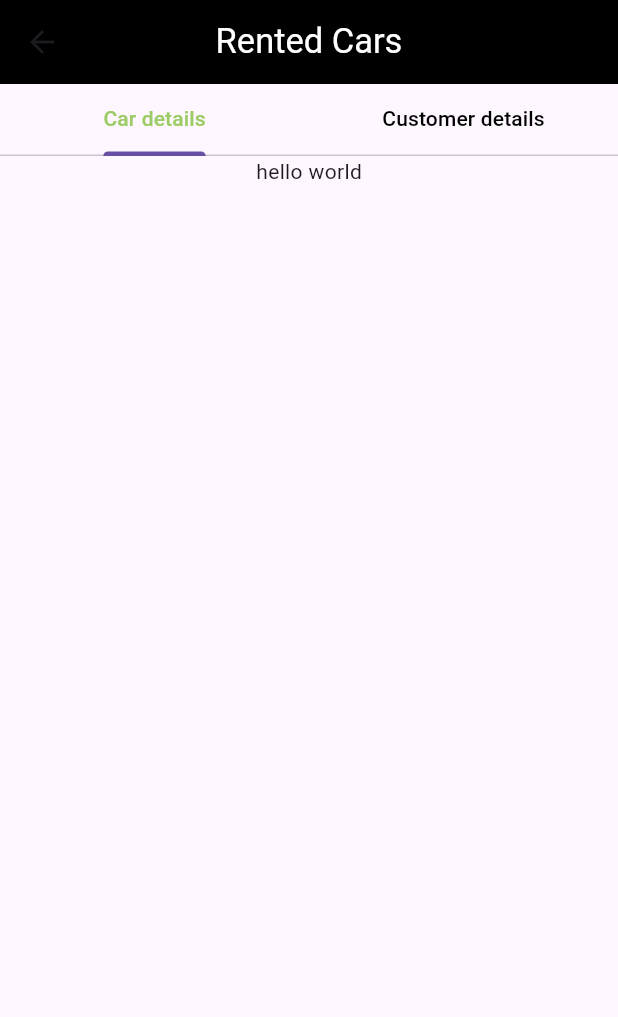
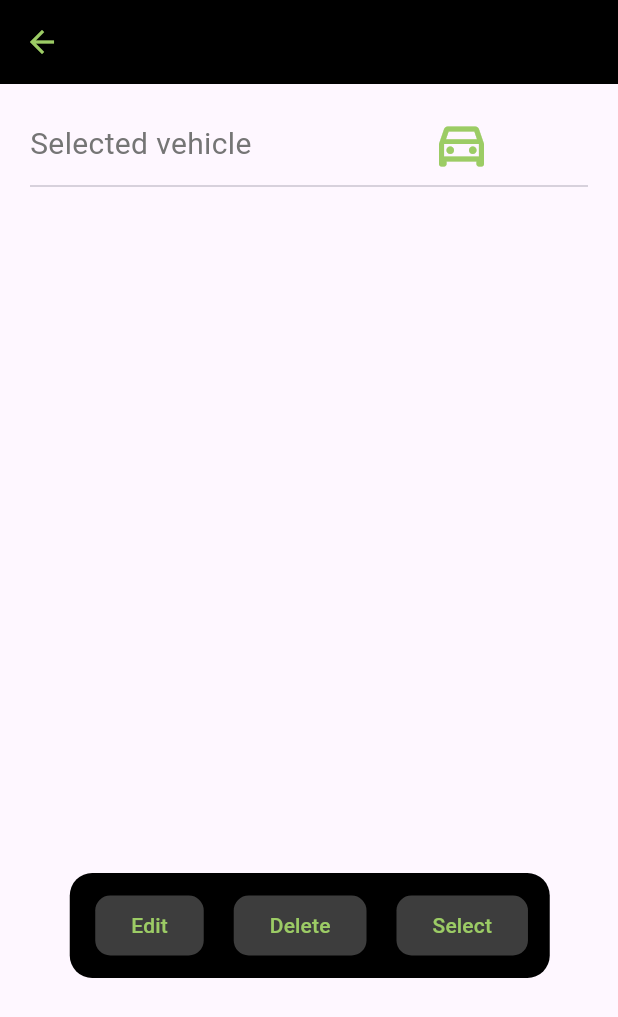
Before and after one commit to RifathKomath/car-rental-app, a Flutter app: the screen it shows after launch, after a tap on the "notifications" icon, on a phone screen of 412 x 824 dp. Shown: the top 1017 px of the screen. Run offline on Flutter 3.47's test engine with Material 3 defaults, Android fonts, the phone set to English and light mode, and no system bars.

Commit message:
updated code 30-03-2024

```diff
--- /dev/null
+++ b/lib/screens/car_details.dart
@@ -0,0 +1,80 @@
+import 'package:flutter/cupertino.dart';
+import 'package:flutter/material.dart';
+
+class Car_details extends StatelessWidget {
+  const Car_details({super.key});
+
+  @override
+  Widget build(BuildContext context) {
+    return Scaffold(
+      appBar: AppBar(
+        backgroundColor: Colors.black,
+        iconTheme: IconThemeData(color: Colors.lightGreen[400]),
+      ),
+      body: SafeArea(
+        child: SingleChildScrollView(
+          child: Column(
+            children: [
+              Row(
+            children: [
+              Padding(
+                padding: const EdgeInsets.only(top: 20,left: 20),
+                child: Text('Selected vehicle',style: TextStyle(fontSize: 20,color:Colors.grey[600]),),
+              ),
+               SizedBox(width: 100,),
+                Padding(
+                  padding: const EdgeInsets.only(top: 20,left: 20),
+                  child: Icon(Icons.directions_car_outlined,color: Colors.lightGreen[400],size: 40,),
+                )
+            ],
+          ),
+          Padding(
+            padding: const EdgeInsets.only(left: 20,right: 20),
+            child: Divider(),
+          ),
+
+
+              SizedBox(height: 450,),
+
+
+            // Buttons>>>>>>>>>>>>>>>>>>>>>>>>>>>>>
+
+               Padding(
+                 padding: const EdgeInsets.only(left: 1),
+                 child: Container(
+                    decoration: BoxDecoration(color: Colors.black,borderRadius: BorderRadius.circular(15)),
+                    width: 320,
+                    height: 70,
+                    child: Padding(
+                      padding: const EdgeInsets.only(left: 17),
+                      child: Row(
+                        children: [
+                          ElevatedButton(onPressed: (){
+
+                          }, child: Text('Edit',style: TextStyle(color: Colors.lightGreen[400]),),style: ButtonStyle(shape:MaterialStatePropertyAll(RoundedRectangleBorder(borderRadius: BorderRadius.circular(10))),backgroundColor: MaterialStatePropertyAll(Colors.white24)),),
+
+                          SizedBox(width: 20,),
+
+                          ElevatedButton(onPressed: (){
+
+                          }, child: Text('Delete',style: TextStyle(color: Colors.lightGreen[400]),),style: ButtonStyle(shape:MaterialStatePropertyAll(RoundedRectangleBorder(borderRadius: BorderRadius.circular(10))),backgroundColor: MaterialStatePropertyAll(Colors.white24)),),
+
+                          SizedBox(width: 20,),
+
+                           ElevatedButton(onPressed: (){
+
+                          }, child: Text('Select',style: TextStyle(color: Colors.lightGreen[400]),),style: ButtonStyle(shape:MaterialStatePropertyAll(RoundedRectangleBorder(borderRadius: BorderRadius.circular(10))),backgroundColor: MaterialStatePropertyAll(Colors.white24)),),
+                        ],
+
+                      ),
+                    ),
+                  ),
+               )
+
+            ],
+          ),
+        ),
+      ),
+    );
+  }
+}
--- a/lib/screens/home_page.dart
+++ b/lib/screens/home_page.dart
@@ -1,4 +1,4 @@
-import 'package:car_rental/screens/rented_cars_details.dart';
+import 'package:car_rental/screens/car_details.dart';
 import 'package:car_rental/screens/selected_car.dart';
 import 'package:flutter/material.dart';
 
@@ -19,7 +19,7 @@ class _Home_screenState extends State<Home_screen> {
           child: Padding(
             padding: const EdgeInsets.only(right: 10),
             child: IconButton(onPressed: (){
-              Navigator.of(context).push(MaterialPageRoute(builder: ((context) => Rented_car_details())));
+              Navigator.of(context).push(MaterialPageRoute(builder: ((context) => Car_details())));
             }, icon: Icon(Icons.notifications,color: Colors.lightGreen[400],size: 30,)),
           ),
         )],
--- a/lib/screens/rented_cars_details.dart
+++ b/lib/screens/rented_cars_details.dart
@@ -9,6 +9,7 @@ class Rented_car_details extends StatelessWidget {
     return DefaultTabController(length: 2, child:
     Scaffold(
       appBar:AppBar(
+        iconTheme: IconThemeData(color: Colors.lightGreen[400]),
         backgroundColor:Colors.black,
         title: Text('Rented Cars',style: TextStyle(color: Colors.white,fontSize: 23),),
         centerTitle: true,
@@ -28,7 +29,7 @@ class Rented_car_details extends StatelessWidget {
             Container(
               child: Column(
                 children: [
-                  Text('hello world'),
+
                 ],
               ),
             ),
```
Also changed, not shown: lib/screens/selected_car.dart (+33 -7 lines).
